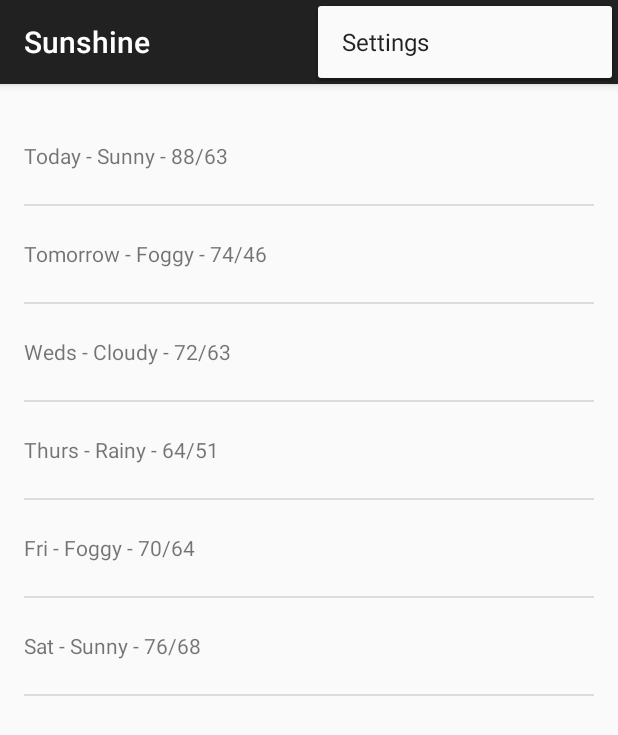
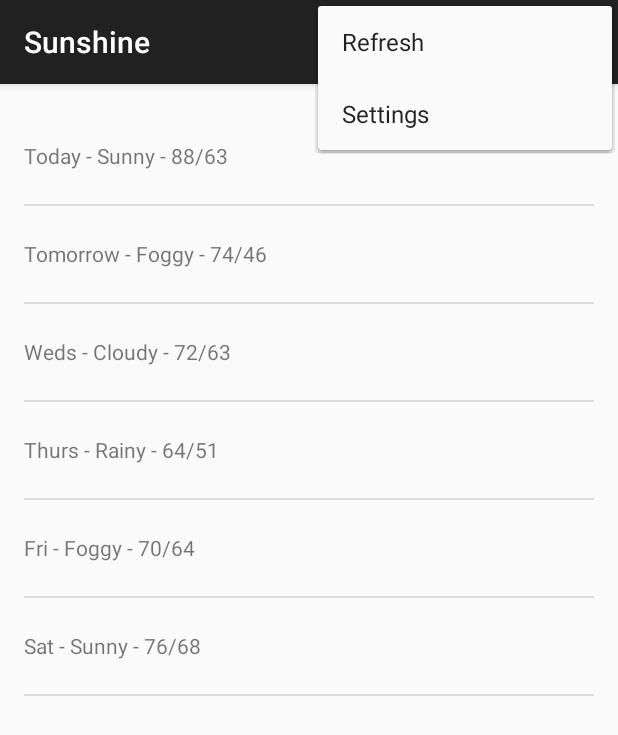
Before and after one commit to sazid/Sunshine, an Android app: the screen it shows after launch (MainActivity), with the options menu open, on a phone screen of 412 x 824 dp. Shown: the top 735 px of the screen. Run offline under Robolectric (Android 15) with nearby library versions, the light colour scheme and no system bars.

Commit message:
Add refresh action item (for debugging purposes only)

```diff
--- a/Sunshine/app/src/main/java/com/mohammedsazidalrashid/android/sunshine/ForecastFragment.java
+++ b/Sunshine/app/src/main/java/com/mohammedsazidalrashid/android/sunshine/ForecastFragment.java
@@ -30,6 +30,9 @@ import android.os.Bundle;
 import android.support.v4.app.Fragment;
 import android.util.Log;
 import android.view.LayoutInflater;
+import android.view.Menu;
+import android.view.MenuInflater;
+import android.view.MenuItem;
 import android.view.View;
 import android.view.ViewGroup;
 import android.widget.ArrayAdapter;
@@ -53,6 +56,29 @@ public class ForecastFragment extends Fragment {
     private final String LOG_TAG = ForecastFragment.class.getSimpleName();
 
     public ForecastFragment() {
+    }
+
+    @Override
+    public void onCreate(Bundle savedInstanceState) {
+        super.onCreate(savedInstanceState);
+
+        setHasOptionsMenu(true);
+    }
+
+    @Override
+    public void onCreateOptionsMenu(Menu menu, MenuInflater inflater) {
+        inflater.inflate(R.menu.forecastfragment, menu);
+    }
+
+    @Override
+    public boolean onOptionsItemSelected(MenuItem item) {
+        int id = item.getItemId();
+        switch (id) {
+            case R.id.action_refresh:
+                return true;
+        }
+
+        return super.onOptionsItemSelected(item);
     }
 
     @Override
@@ -130,9 +156,7 @@ public class ForecastFragment extends Fragment {
 
                 Log.i(LOG_TAG, "JSON: " + forecastJsonStr);
 
-            } catch (IOException exception) {
-                Log.e(LOG_TAG, "Error ", exception);
-            } catch (NullPointerException exception) {
+            } catch (IOException|NullPointerException exception) {
                 Log.e(LOG_TAG, "Error ", exception);
             } finally {
                 if (urlConnection != null) {
--- /dev/null
+++ b/Sunshine/app/src/main/res/menu/forecastfragment.xml
@@ -0,0 +1,35 @@
+<?xml version="1.0" encoding="utf-8"?>
+<!--~~~~~~~~~~~~~~~~~~~~~~~~~~~~~~~~~~~~~~~~~~~~~~~~~~~~~~~~~~~~~~~~~~~~~~~~~~~~~~~
+  ~ Bismillahir Rahmanir Rahim, ALLAHU AKBAR                                      ~
+  ~ The MIT License (MIT)                                                         ~
+  ~                                                                               ~
+  ~ Copyright (c) 2014 Mohammed Sazid-Al-Rashid                                   ~
+  ~                                                                               ~
+  ~ Permission is hereby granted, free of charge, to any person obtaining a copy  ~
+  ~ of this software and associated documentation files (the "Software"), to deal ~
+  ~ in the Software without restriction, including without limitation the rights  ~
+  ~ to use, copy, modify, merge, publish, distribute, sublicense, and/or sell     ~
+  ~ copies of the Software, and to permit persons to whom the Software is         ~
+  ~ furnished to do so, subject to the following conditions:                      ~
+  ~                                                                               ~
+  ~ The above copyright notice and this permission notice shall be included in all~
+  ~ copies or substantial portions of the Software.                               ~
+  ~                                                                               ~
+  ~ THE SOFTWARE IS PROVIDED "AS IS", WITHOUT WARRANTY OF ANY KIND, EXPRESS OR    ~
+  ~ IMPLIED, INCLUDING BUT NOT LIMITED TO THE WARRANTIES OF MERCHANTABILITY,      ~
+  ~ FITNESS FOR A PARTICULAR PURPOSE AND NONINFRINGEMENT. IN NO EVENT SHALL THE   ~
+  ~ AUTHORS OR COPYRIGHT HOLDERS BE LIABLE FOR ANY CLAIM, DAMAGES OR OTHER        ~
+  ~ LIABILITY, WHETHER IN AN ACTION OF CONTRACT, TORT OR OTHERWISE, ARISING FROM, ~
+  ~ OUT OF OR IN CONNECTION WITH THE SOFTWARE OR THE USE OR OTHER DEALINGS IN THE ~
+  ~ SOFTWARE.                                                                     ~
+  ~~~~~~~~~~~~~~~~~~~~~~~~~~~~~~~~~~~~~~~~~~~~~~~~~~~~~~~~~~~~~~~~~~~~~~~~~~~~~~~-->
+
+<menu xmlns:android="http://schemas.android.com/apk/res/android"
+    xmlns:app="http://schemas.android.com/apk/res-auto">
+
+    <item
+        android:id="@+id/action_refresh"
+        android:title="@string/action_refresh"
+        app:showAsAction="never" />
+
+</menu>
--- a/Sunshine/app/src/main/res/menu/menu_main.xml
+++ b/Sunshine/app/src/main/res/menu/menu_main.xml
@@ -1,6 +1,10 @@
 <menu xmlns:android="http://schemas.android.com/apk/res/android"
     xmlns:app="http://schemas.android.com/apk/res-auto"
-    xmlns:tools="http://schemas.android.com/tools" tools:context=".MainActivity">
-    <item android:id="@+id/action_settings" android:title="@string/action_settings"
-        android:orderInCategory="100" app:showAsAction="never" />
+    xmlns:tools="http://schemas.android.com/tools"
+    tools:context=".MainActivity">
+    <item
+        android:id="@+id/action_settings"
+        android:orderInCategory="100"
+        android:title="@string/action_settings"
+        app:showAsAction="never" />
 </menu>
--- a/Sunshine/app/src/main/res/values/strings.xml
+++ b/Sunshine/app/src/main/res/values/strings.xml
@@ -1,8 +1,12 @@
 <?xml version="1.0" encoding="utf-8"?>
 <resources>
 
-    <string name="app_name">Sunshine</string>
+    <string name="app_name" translateable="false">Sunshine</string>
+
     <string name="hello_world">Hello world!</string>
+
     <string name="action_settings">Settings</string>
 
+    <string name="action_refresh" translatable="false">Refresh</string>
+
 </resources>
```
